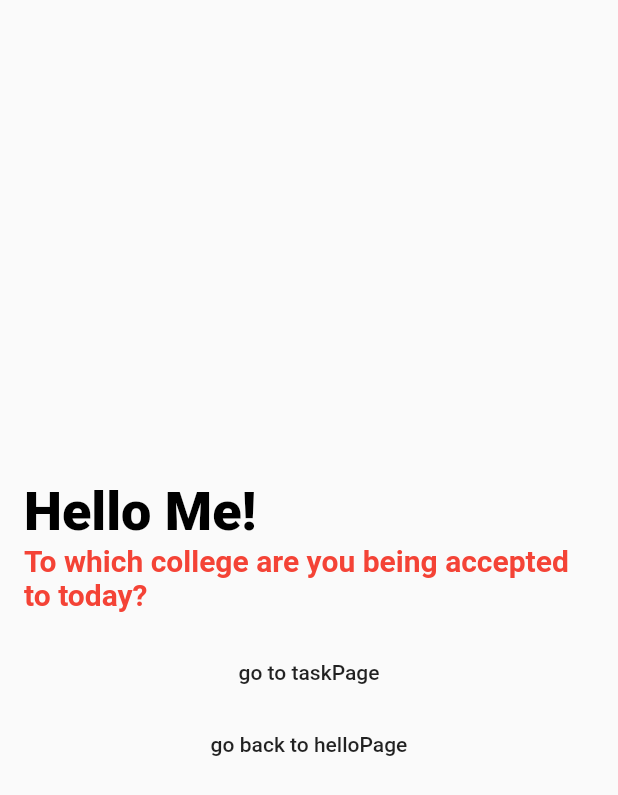
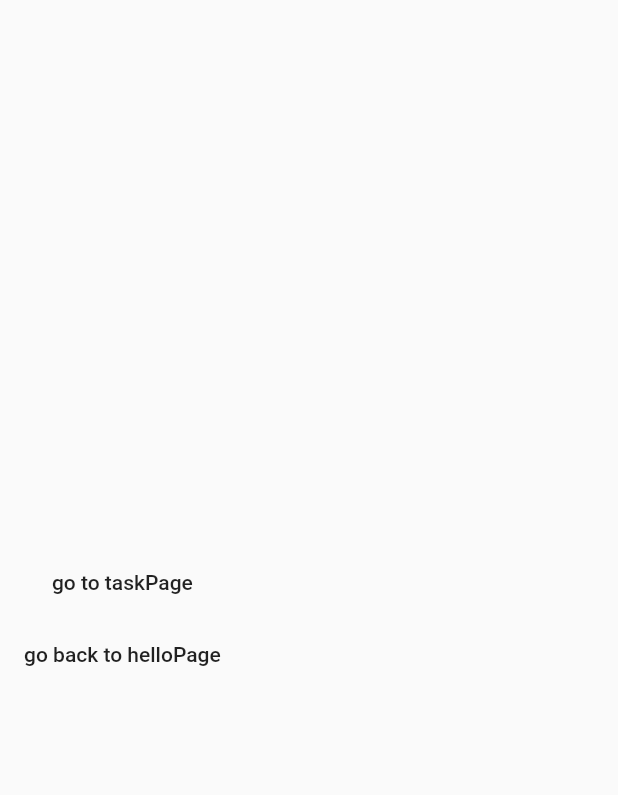
Before and after one commit to enigmatic-bacon/transferassistant, a Flutter app: the screen it shows after launch, after a tap on "Go to College List Page", on a phone screen of 412 x 824 dp. Shown: the top 795 px of the screen. Run offline on Flutter 3.47's test engine with Material 2 defaults, Android fonts, the phone set to English and light mode, and no system bars.

Commit message:
fixed wrong page problem

```diff
--- a/lib/collegeListPage.dart
+++ b/lib/collegeListPage.dart
@@ -9,27 +9,6 @@ class CollegeListPage extends StatelessWidget {
           mainAxisAlignment: MainAxisAlignment.center,
           crossAxisAlignment: CrossAxisAlignment.center,
           children: [
-            Padding(
-              padding: const EdgeInsets.all(16.0),
-              child: RichText(
-                text: TextSpan(
-                  style: TextStyle(fontSize: 20.0, color: Colors.red),
-                  children: <TextSpan>[
-                    TextSpan(
-                      text: 'Hello Me!\n',
-                      style: TextStyle(
-                          fontSize: 36.0,
-                          color: Colors.black,
-                          fontWeight: FontWeight.w900),
-                    ),
-                    TextSpan(
-                      text: 'To which college are you being accepted to today?',
-                      style: TextStyle(fontWeight: FontWeight.bold),
-                    ),
-                  ],
-                ),
-              ),
-            ),
             FlatButton(
               onPressed: () {
                 Navigator.pushNamed(context, '/second');
--- a/lib/helloPage.dart
+++ b/lib/helloPage.dart
@@ -14,34 +14,33 @@ class _HelloPageState extends State<HelloPage> {
 
   @override
   Widget build(BuildContext context) {
-    return Scaffold(
+    return SafeArea(
+      child: Scaffold(
         body: Column(
           mainAxisAlignment: MainAxisAlignment.center,
           crossAxisAlignment: CrossAxisAlignment.center,
           children: [
-          // DropdownButton<String>(
-          //   value: dropdownValue,
-          //   icon: Icon(Icons.cake),
-          //   iconSize: 24,
-          //   elevation: 16,
-          //   style: TextStyle(color: Colors.deepOrange),
-          //   underline: Container(
-          //     height: 2,
-          //     color: Colors.deepOrangeAccent,
-          //   ),
-          //   onChanged: (String newValue) {
-          //     setState(() {
-          //       dropdownValue = newValue;
-          //     });
-          //   },
-          //   items: getUniversityList()
-          //       .map<DropdownMenuItem<String>>((String value) {
-          //     return DropdownMenuItem<String>(
-          //       value: value,
-          //       child: Text(value),
-          //     );
-          //   }).toList(),
-          // ),
+            Padding(
+              padding: const EdgeInsets.all(16.0),
+              child: RichText(
+                text: TextSpan(
+                  style: TextStyle(fontSize: 20.0, color: Colors.red),
+                  children: <TextSpan>[
+                    TextSpan(
+                      text: 'Hello Me!\n',
+                      style: TextStyle(
+                          fontSize: 36.0,
+                          color: Colors.black,
+                          fontWeight: FontWeight.w900),
+                    ),
+                    TextSpan(
+                      text: 'To which college are you being accepted to today?',
+                      style: TextStyle(fontWeight: FontWeight.bold),
+                    ),
+                  ],
+                ),
+              ),
+            ),
             FlatButton(
               onPressed: () {
                 Navigator.pushNamed(context, '/first');
@@ -50,6 +49,7 @@ class _HelloPageState extends State<HelloPage> {
             )
           ],
         ),
+      ),
     );
   }
 }
--- a/lib/main.dart
+++ b/lib/main.dart
@@ -1,6 +1,6 @@
 import 'package:flutter/material.dart';
+import 'collegeListPage.dart';
 import 'helloPage.dart';
-import 'collegeListPage.dart';
 import 'taskPage.dart';
 
 void main() => runApp(MyApp());
```
Lines whose indentation alone changed are shown as unchanged.
